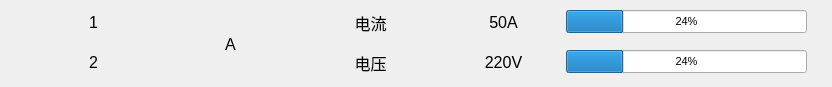
This is setting/setline/setlineitem.ui in ChinaClever/BusBar-Qt as Qt 5 draws it before an edit. The edited form follows.
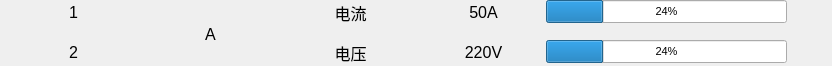
This is the edited form. Custom widgets are drawn as their Qt base class.

```diff
--- a/setting/setline/setlineitem.ui
+++ b/setting/setline/setlineitem.ui
@@ -7,7 +7,7 @@
     <x>0</x>
     <y>0</y>
     <width>832</width>
-    <height>87</height>
+    <height>66</height>
    </rect>
   </property>
   <property name="font">
@@ -21,8 +21,8 @@
   <widget class="QLabel" name="curLab">
    <property name="geometry">
     <rect>
-     <x>440</x>
-     <y>10</y>
+     <x>420</x>
+     <y>0</y>
      <width>127</width>
      <height>25</height>
     </rect>
@@ -45,8 +45,8 @@
   <widget class="QLabel" name="label_2">
    <property name="geometry">
     <rect>
-     <x>28</x>
-     <y>50</y>
+     <x>8</x>
+     <y>40</y>
      <width>131</width>
      <height>25</height>
     </rect>
@@ -69,8 +69,8 @@
   <widget class="MyProgressBar" name="curBar">
    <property name="geometry">
     <rect>
-     <x>566</x>
-     <y>10</y>
+     <x>546</x>
+     <y>0</y>
      <width>241</width>
      <height>23</height>
     </rect>
@@ -85,8 +85,8 @@
   <widget class="MyProgressBar" name="volBar">
    <property name="geometry">
     <rect>
-     <x>566</x>
-     <y>50</y>
+     <x>546</x>
+     <y>40</y>
      <width>241</width>
      <height>23</height>
     </rect>
@@ -98,8 +98,8 @@
   <widget class="QLabel" name="label_14">
    <property name="geometry">
     <rect>
-     <x>290</x>
-     <y>50</y>
+     <x>270</x>
+     <y>40</y>
      <width>161</width>
      <height>25</height>
     </rect>
@@ -122,8 +122,8 @@
   <widget class="QLabel" name="label_1">
    <property name="geometry">
     <rect>
-     <x>28</x>
-     <y>10</y>
+     <x>8</x>
+     <y>0</y>
      <width>131</width>
      <height>25</height>
     </rect>
@@ -146,8 +146,8 @@
   <widget class="QLabel" name="nameLab">
    <property name="geometry">
     <rect>
-     <x>150</x>
-     <y>14</y>
+     <x>130</x>
+     <y>4</y>
      <width>161</width>
      <height>61</height>
     </rect>
@@ -170,8 +170,8 @@
   <widget class="QLabel" name="label_11">
    <property name="geometry">
     <rect>
-     <x>290</x>
-     <y>10</y>
+     <x>270</x>
+     <y>0</y>
      <width>161</width>
      <height>25</height>
     </rect>
@@ -194,8 +194,8 @@
   <widget class="QLabel" name="volLab">
    <property name="geometry">
     <rect>
-     <x>440</x>
-     <y>50</y>
+     <x>420</x>
+     <y>40</y>
      <width>127</width>
      <height>25</height>
     </rect>
```
